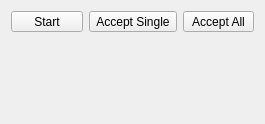
This is Modules/SegmentationUI/Qmitk/QmitkSliceBasedInterpolatorWidgetGUIControls.ui in MITK/MITK as Qt 5 draws it before an edit. The edited form follows.
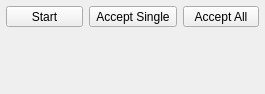
This is the edited form. Icons and pictures are not drawn.

Commit message: Fixed layout of InterpolationWidgets

Patch:
```diff
--- a/Modules/SegmentationUI/Qmitk/QmitkSliceBasedInterpolatorWidgetGUIControls.ui
+++ b/Modules/SegmentationUI/Qmitk/QmitkSliceBasedInterpolatorWidgetGUIControls.ui
@@ -7,11 +7,11 @@
     <x>0</x>
     <y>0</y>
     <width>265</width>
-    <height>124</height>
+    <height>94</height>
    </rect>
   </property>
   <property name="sizePolicy">
-   <sizepolicy hsizetype="Preferred" vsizetype="MinimumExpanding">
+   <sizepolicy hsizetype="Preferred" vsizetype="Minimum">
     <horstretch>0</horstretch>
     <verstretch>0</verstretch>
    </sizepolicy>
@@ -29,8 +29,17 @@
    <string/>
   </property>
   <layout class="QVBoxLayout" name="verticalLayout">
+   <property name="sizeConstraint">
+    <enum>QLayout::SetDefaultConstraint</enum>
+   </property>
+   <property name="margin">
+    <number>6</number>
+   </property>
    <item>
     <layout class="QHBoxLayout" name="horizontalLayout">
+     <property name="sizeConstraint">
+      <enum>QLayout::SetDefaultConstraint</enum>
+     </property>
      <item>
       <widget class="QToolButton" name="m_btStart">
        <property name="enabled">
```
The commit also changes 3 other files.
